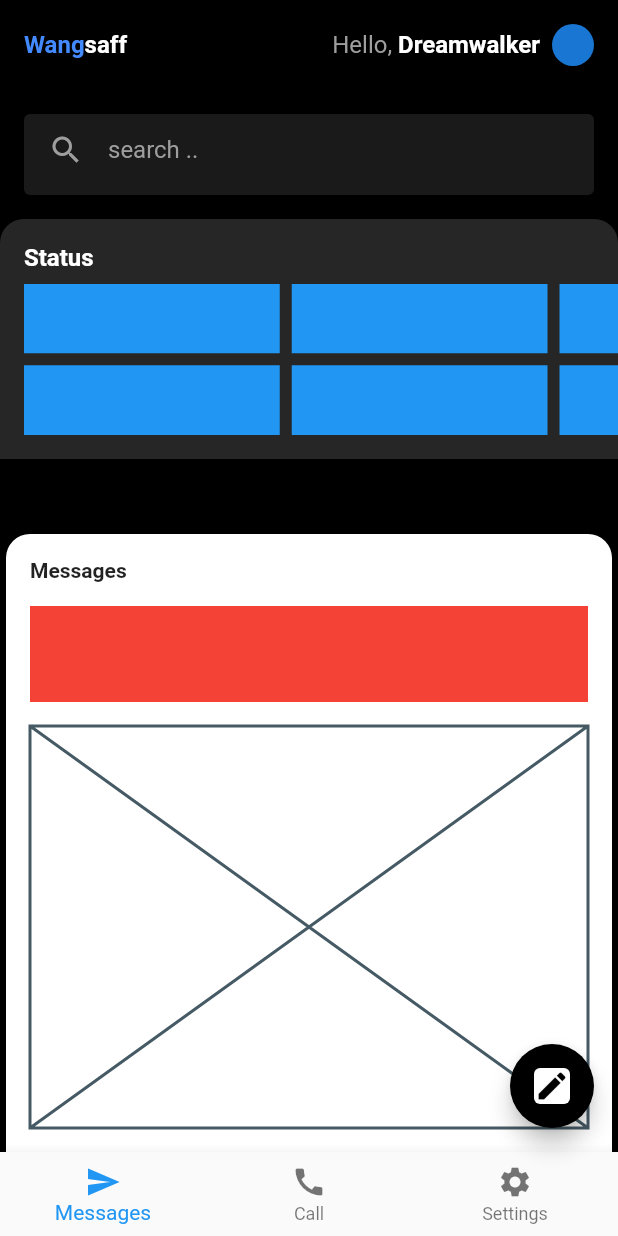
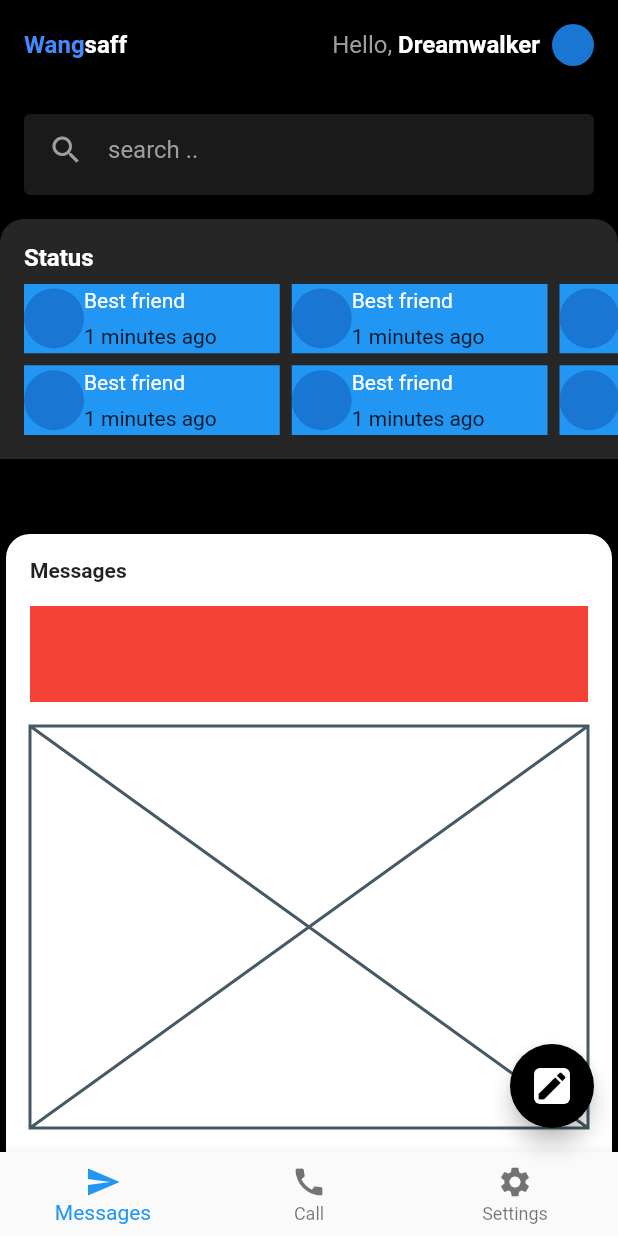
Before and after one commit to JAICHANGPARK/flutter_notebook_19th_story, a Flutter app: the screen it shows after launch, on a phone screen of 412 x 824 dp. Run offline on Flutter 3.47's test engine with Material 2 defaults, Android fonts, the phone set to English and light mode, and no system bars; our stand-ins replace cached_network_image, countup, fl_chart, flutter_riverpod, freezed_annotation, smooth_page_indicator and 1 more.

Commit message:
Update mobile_chat_home_page.dart

```diff
--- a/lib/ep1124_mobile_chat_app/src/ui/mobile_chat_home_page.dart
+++ b/lib/ep1124_mobile_chat_app/src/ui/mobile_chat_home_page.dart
@@ -140,12 +140,31 @@ class _MobileChatHomePageState extends State<MobileChatHomePage> {
                               crossAxisCount: 2,
                               mainAxisSpacing: 8,
                               crossAxisSpacing: 8,
-                                    childAspectRatio: 6 / 22),
+                              childAspectRatio: 6 / 22,
+                            ),
                             itemBuilder: (context, index) {
                               return Container(
                                 color: Colors.blue,
+                                child: Row(
+                                  children: [
+                                    CircleAvatar(),
+                                    Column(
+                                      mainAxisAlignment: MainAxisAlignment.center,
+                                      crossAxisAlignment: CrossAxisAlignment.start,
+                                      children: [
+                                        Text("Best friend", style: TextStyle(
+                                          color: Colors.white,
+                                        ),),
+                                        SizedBox(height: 8,),
+                                        Text("1 minutes ago")
+                                      ],
+                                    )
+                                  ],
+                                ),
                               );
-                                }))
+                            },
+                          ),
+                        )
                       ],
                     ),
                   )
```
Lines whose indentation alone changed are shown as unchanged.
